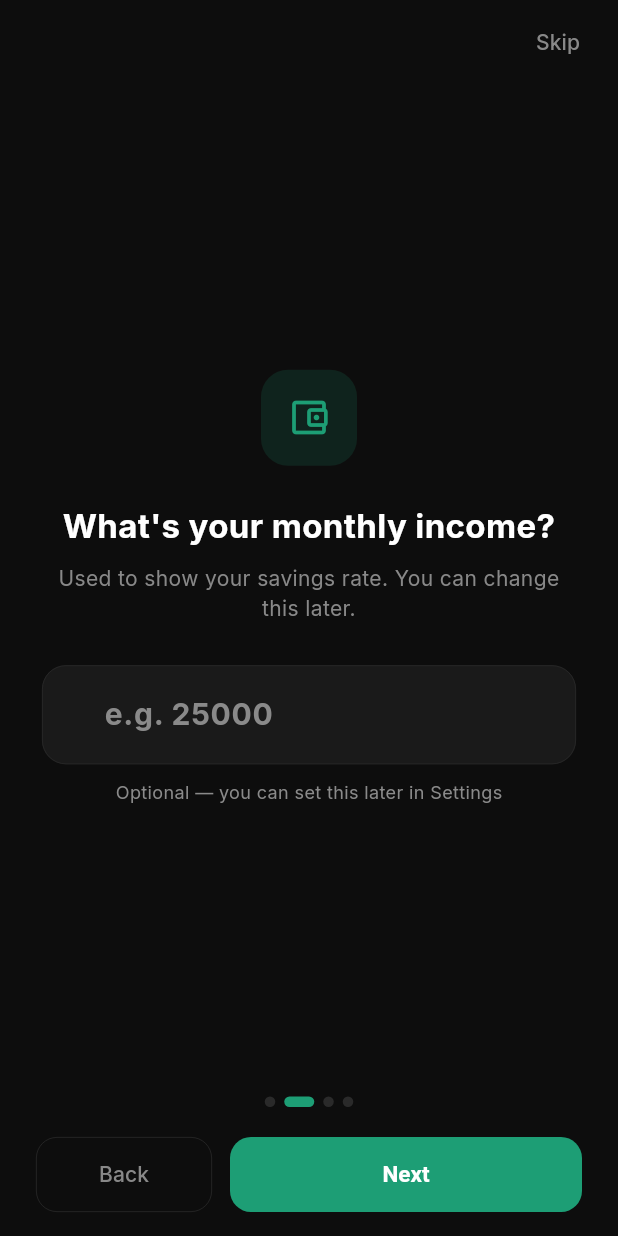
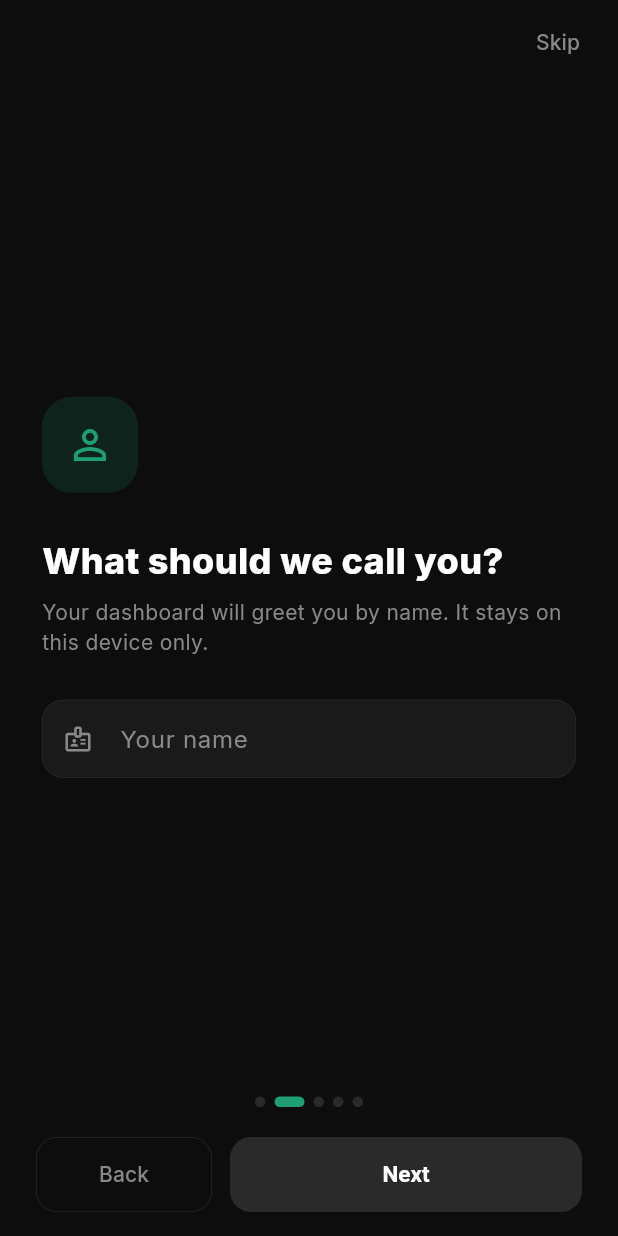
Before and after one commit to Saintzycode/Budgetko, a Flutter app: the screen it shows after launch, swiped to page 2, on a phone screen of 412 x 824 dp. Run offline on Flutter 3.47's test engine with Material 3 defaults, Android fonts, the phone set to English and light mode, and no system bars; our stand-ins replace drift, fl_chart, flutter_local_notifications, flutter_riverpod, flutter_spinkit, flutter_timezone and 6 more; accounts and stored records are empty; generated files the repository leaves out were written again.

Commit message:
fix(onboarding): add the missing username page, and stop confetti unmounting itself mid-build
The username page was referenced by the PageView but never defined, so
the app did not compile. Added it with the required-name guard on Next.

The confetti burst was removing its own OverlayEntry from inside build,
on every frame where the fade reached zero. Tearing an entry down while
it is still building is what trips the _dependents.isEmpty assertion in
framework.dart. Removal is now driven by the animation status listener,
guarded so it fires once, and deferred to the next frame so the current
build finishes first.

It also rebuilt ninety particles, each with its own Random, on every
frame of the animation. They are now built once per burst and only
drawn after that. SizedBox.expand replaces Positioned.fill, which needs
a Stack parent the Overlay does not provide.

```diff
--- a/lib/features/onboarding/onboarding_screen.dart
+++ b/lib/features/onboarding/onboarding_screen.dart
@@ -19,22 +19,30 @@ class _OnboardingScreenState extends ConsumerState<OnboardingScreen> {
       TextEditingController();
   final TextEditingController _budgetController =
       TextEditingController();
+  final TextEditingController _nameController =
+      TextEditingController();
   int _page = 0;
   bool _saving = false;
 
-  static const int _pageCount = 4;
+  static const int _pageCount = 5;
 
   @override
   void dispose() {
     _controller.dispose();
     _incomeController.dispose();
     _budgetController.dispose();
+    _nameController.dispose();
     super.dispose();
   }
 
   bool get _isLast => _page == _pageCount - 1;
 
+  bool get _nameMissing => _page == 1 && _nameController.text.trim().isEmpty;
+
   void _next() {
+    // The name is what the dashboard greets with, so it is required
+    // rather than skippable.
+    if (_nameMissing) return;
     if (_isLast) {
       _finish();
     } else {
@@ -56,6 +64,10 @@ class _OnboardingScreenState extends ConsumerState<OnboardingScreen> {
   Future<void> _finish() async {
     if (_saving) return;
     setState(() => _saving = true);
+    final name = _nameController.text.trim();
+    if (name.isNotEmpty) {
+      await ref.read(usernameProvider.notifier).setUsername(name);
+    }
     final income = double.tryParse(
       _incomeController.text.replaceAll(',', '').trim(),
     );
@@ -108,6 +120,10 @@ class _OnboardingScreenState extends ConsumerState<OnboardingScreen> {
                 onPageChanged: (i) => setState(() => _page = i),
                 children: [
                   const _WelcomePage(),
+                  _UsernamePage(
+                    controller: _nameController,
+                    onChanged: () => setState(() {}),
+                  ),
                   _AmountPage(
                     controller: _incomeController,
                     icon: Icons.account_balance_wallet_outlined,
@@ -177,9 +193,13 @@ class _OnboardingScreenState extends ConsumerState<OnboardingScreen> {
                     child: SizedBox(
                       height: 50,
                       child: ElevatedButton(
-                        onPressed: _saving ? null : _next,
+                        onPressed: _saving || _nameMissing
+                            ? null
+                            : _next,
                         style: ElevatedButton.styleFrom(
                           backgroundColor: AppColors.teal,
+                          disabledBackgroundColor:
+                              AppColors.bgSurface,
                           elevation: 0,
                           shape: RoundedRectangleBorder(
                             borderRadius:
@@ -283,6 +303,100 @@ class _WelcomePage extends StatelessWidget {
             icon: Icons.savings_outlined,
             title: 'Reach your goals',
             subtitle: 'Set savings targets and track progress',
+          ),
+        ],
+      ),
+    );
+  }
+}
+
+class _UsernamePage extends StatelessWidget {
+  final TextEditingController controller;
+  final VoidCallback onChanged;
+  const _UsernamePage({
+    required this.controller,
+    required this.onChanged,
+  });
+
+  @override
+  Widget build(BuildContext context) {
+    return Padding(
+      padding: const EdgeInsets.symmetric(horizontal: 28),
+      child: Column(
+        mainAxisAlignment: MainAxisAlignment.center,
+        crossAxisAlignment: CrossAxisAlignment.start,
+        children: [
+          Container(
+            width: 64,
+            height: 64,
+            decoration: BoxDecoration(
+              color: AppColors.teal.withValues(alpha: 0.15),
+              borderRadius: BorderRadius.circular(20),
+            ),
+            child: const Icon(
+              Icons.person_outline,
+              color: AppColors.teal,
+              size: 32,
+            ),
+          ),
+          const SizedBox(height: 28),
+          const Text(
+            'What should we call you?',
+            style: TextStyle(
+              color: AppColors.textPrimary,
+              fontSize: 24,
+              fontWeight: FontWeight.w800,
+            ),
+          ),
+          const SizedBox(height: 8),
+          const Text(
+            'Your dashboard will greet you by name. '
+            'It stays on this device only.',
+            style: TextStyle(
+              color: AppColors.textSecondary,
+              fontSize: 14,
+              height: 1.4,
+            ),
+          ),
+          const SizedBox(height: 28),
+          TextField(
+            controller: controller,
+            onChanged: (_) => onChanged(),
+            autofocus: false,
+            textCapitalization: TextCapitalization.words,
+            textInputAction: TextInputAction.done,
+            style: const TextStyle(
+              color: AppColors.textPrimary,
+              fontSize: 16,
+            ),
+            decoration: InputDecoration(
+              hintText: 'Your name',
+              hintStyle: const TextStyle(
+                color: AppColors.textHint,
+                fontSize: 16,
+              ),
+              prefixIcon: const Icon(
+                Icons.badge_outlined,
+                size: 20,
+                color: AppColors.textHint,
+              ),
+              filled: true,
+              fillColor: AppColors.bgCard,
+              border: OutlineInputBorder(
+                borderRadius: BorderRadius.circular(14),
+                borderSide: BorderSide.none,
+              ),
+              enabledBorder: OutlineInputBorder(
+                borderRadius: BorderRadius.circular(14),
+                borderSide:
+                    const BorderSide(color: AppColors.bgSurface, width: 0.5),
+              ),
+              focusedBorder: OutlineInputBorder(
+                borderRadius: BorderRadius.circular(14),
+                borderSide:
+                    const BorderSide(color: AppColors.teal, width: 1),
+              ),
+            ),
           ),
         ],
       ),
```
Also changed, not shown: lib/core/widgets/confetti.dart (+118 -57 lines), lib/data/repositories/providers.dart (+36 -0 lines).
